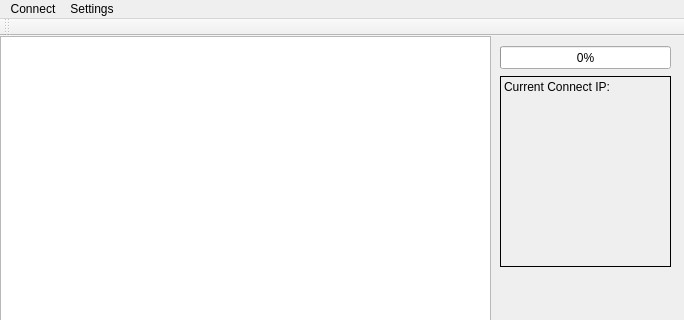
1057237562/Linpop, file mainwindow.ui: the form before one commit; both pictures show x 0 to 684 and y 0 to 320 of the 684 by 544 pixel window.
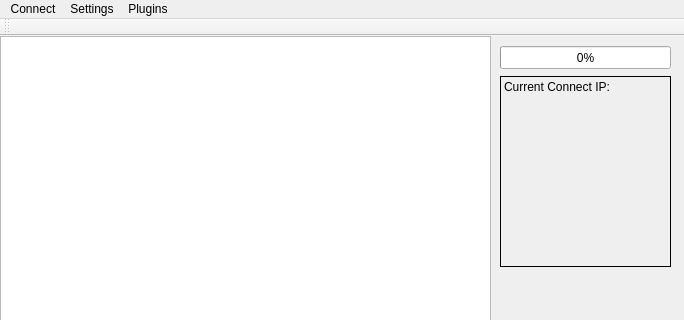
The form after the commit.

Diff of the .ui file:
```diff
--- a/mainwindow.ui
+++ b/mainwindow.ui
@@ -135,8 +135,15 @@
     <addaction name="actionChange_NickName"/>
     <addaction name="actionDelete_Chat_history"/>
    </widget>
+   <widget class="QMenu" name="menuPlugins">
+    <property name="title">
+     <string>Plugins</string>
+    </property>
+    <addaction name="actionAdd_Plugins"/>
+   </widget>
    <addaction name="menuHost"/>
    <addaction name="menuSettings"/>
+   <addaction name="menuPlugins"/>
   </widget>
   <widget class="QToolBar" name="mainToolBar">
    <attribute name="toolBarArea">
```
Left out of the diff: 5 changed lines with no effect on the pictures.
